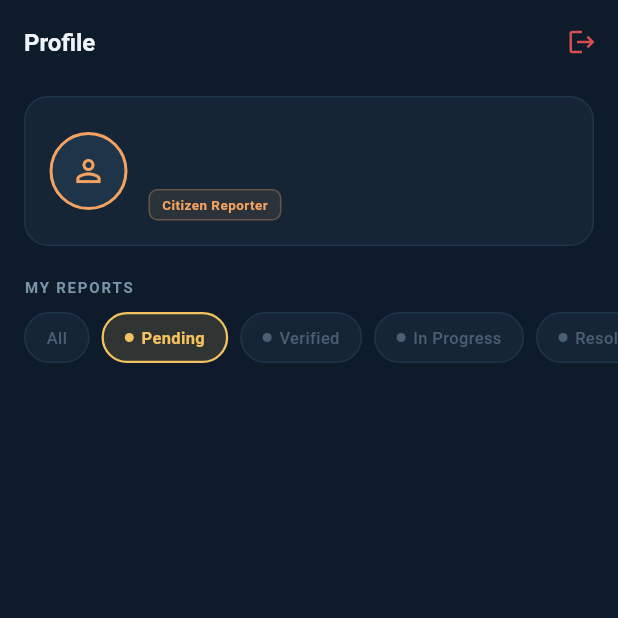
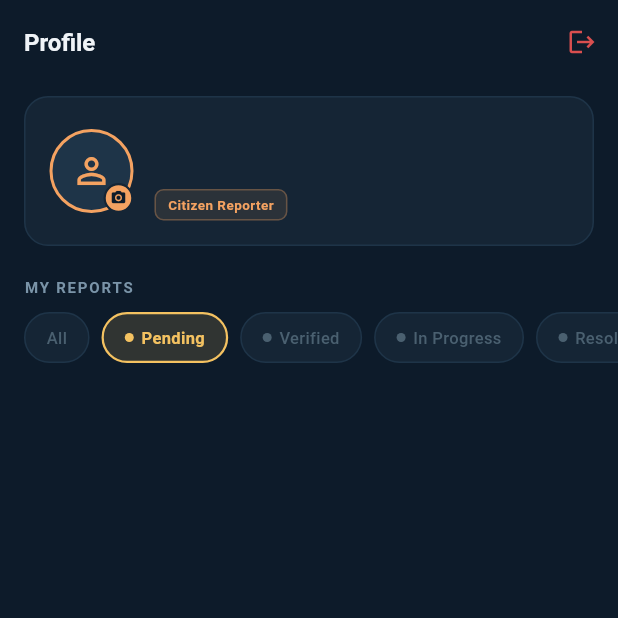
Before and after one commit to earlyabarquez/bantay_daan, a Flutter app: the ProfileScreen screen opened directly, after a tap on "Pending", on a phone screen of 412 x 824 dp, the top half of it. Run offline on Flutter 3.47's test engine with Material 3 defaults, Android fonts, the phone set to English and light mode, and no system bars; our stand-ins replace cloud_firestore, firebase_auth, firebase_core, flutter_map, geocoding, geolocator and 2 more; accounts and stored records are empty; Roboto replaces fonts that are missing (DMSans).

Commit message:
feat: Add upload profile picture

```diff
--- a/lib/screens/profile_screen.dart
+++ b/lib/screens/profile_screen.dart
@@ -1,6 +1,10 @@
+import 'dart:io';
 import 'package:flutter/material.dart';
 import 'package:firebase_auth/firebase_auth.dart';
 import 'package:cloud_firestore/cloud_firestore.dart';
+import 'package:image_picker/image_picker.dart';
+import 'package:http/http.dart' as http;
+import 'dart:convert';
 import '../theme/app_theme.dart';
 import '../widgets/report_card.dart';
 import 'login_screen.dart';
@@ -22,6 +26,9 @@ const _filterColors = {
   'Resolved': Color(0xFF61F4A2),
 };
 
+const _cloudinaryCloudName = 'YOUR_CLOUD_NAME';
+const _cloudinaryUploadPreset = 'YOUR_UPLOAD_PRESET';
+
 class ProfileScreen extends StatefulWidget {
   const ProfileScreen({super.key});
 
@@ -31,6 +38,91 @@ class ProfileScreen extends StatefulWidget {
 
 class _ProfileScreenState extends State<ProfileScreen> {
   String _activeFilter = 'All';
+  bool _uploadingPhoto = false;
+  String? _photoUrl;
+  String? _userName;
+
+  @override
+  void initState() {
+    super.initState();
+    _loadUserData();
+  }
+
+  Future<void> _loadUserData() async {
+    final user = FirebaseAuth.instance.currentUser;
+    if (user == null) return;
+    final doc = await FirebaseFirestore.instance
+        .collection('users')
+        .doc(user.uid)
+        .get();
+    final data = doc.data();
+    if (data != null && mounted) {
+      setState(() {
+        _photoUrl = data['photoUrl'];
+        _userName = data['name'] ?? user.displayName ?? 'Citizen';
+      });
+    }
+  }
+
+  Future<void> _changePhoto() async {
+    final picker = ImagePicker();
+    final picked = await picker.pickImage(
+      source: ImageSource.gallery,
+      imageQuality: 75,
+      maxWidth: 512,
+    );
+    if (picked == null) return;
+
+    setState(() => _uploadingPhoto = true);
+
+    try {
+      final user = FirebaseAuth.instance.currentUser!;
+      final uri = Uri.parse(
+          'https://api.cloudinary.com/v1_1/$_cloudinaryCloudName/image/upload');
+
+      final request = http.MultipartRequest('POST', uri)
+        ..fields['upload_preset'] = _cloudinaryUploadPreset
+        ..fields['public_id'] = 'bantay_daan/users/${user.uid}'
+        ..files.add(await http.MultipartFile.fromPath('file', picked.path));
+
+      final response = await request.send();
+      final body = jsonDecode(await response.stream.bytesToString());
+
+      if (response.statusCode == 200) {
+        final photoUrl = body['secure_url'] as String;
+
+        await FirebaseFirestore.instance
+            .collection('users')
+            .doc(user.uid)
+            .set({'photoUrl': photoUrl}, SetOptions(merge: true));
+
+        if (mounted) {
+          setState(() => _photoUrl = photoUrl);
+          ScaffoldMessenger.of(context).showSnackBar(
+            const SnackBar(
+              content: Text('Profile photo updated!'),
+              backgroundColor: AppColors.amber,
+              behavior: SnackBarBehavior.floating,
+            ),
+          );
+        }
+      } else {
+        throw Exception(body['error']?['message'] ?? 'Upload failed');
+      }
+    } catch (e) {
+      if (mounted) {
+        ScaffoldMessenger.of(context).showSnackBar(
+          SnackBar(
+            content: Text('Failed to upload photo: $e'),
+            backgroundColor: const Color(0xFFD94F4F),
+            behavior: SnackBarBehavior.floating,
+          ),
+        );
+      }
+    } finally {
+      if (mounted) setState(() => _uploadingPhoto = false);
+    }
+  }
 
   Future<void> _confirmLogout() async {
     final confirm = await showDialog<bool>(
@@ -99,17 +191,10 @@ class _ProfileScreenState extends State<ProfileScreen> {
           ),
         ],
       ),
-      body: FutureBuilder<DocumentSnapshot>(
-        future:
-            FirebaseFirestore.instance.collection('users').doc(user.uid).get(),
-        builder: (context, userSnap) {
-          final userData = userSnap.data?.data() as Map<String, dynamic>?;
-          final name = userData?['name'] ?? user.displayName ?? 'Citizen';
-
-          return Column(
+      body: Column(
         crossAxisAlignment: CrossAxisAlignment.start,
         children: [
-              // ── Profile Card ──────────────────────────────────────────
+          // ── Profile Card ────────────────────────────────────────────
           Container(
             margin: const EdgeInsets.fromLTRB(16, 8, 16, 0),
             padding: const EdgeInsets.all(16),
@@ -119,27 +204,75 @@ class _ProfileScreenState extends State<ProfileScreen> {
               border: Border.all(color: AppColors.navyElevated),
             ),
             child: Row(children: [
+              // ── Avatar ────────────────────────────────────────────
+              Stack(
+                children: [
                   Container(
-                    width: 52,
-                    height: 52,
+                    width: 56,
+                    height: 56,
                     decoration: BoxDecoration(
                       color: AppColors.navyElevated,
                       shape: BoxShape.circle,
                       border: Border.all(color: AppColors.amber, width: 2),
                     ),
-                    child: const Icon(Icons.person_outline,
-                        color: AppColors.amber, size: 24),
+                    child: ClipOval(
+                      child: _uploadingPhoto
+                          ? const Center(
+                              child: SizedBox(
+                                width: 20,
+                                height: 20,
+                                child: CircularProgressIndicator(
+                                    color: AppColors.amber, strokeWidth: 2),
                               ),
+                            )
+                          : _photoUrl != null && _photoUrl!.isNotEmpty
+                              ? Image.network(
+                                  _photoUrl!,
+                                  fit: BoxFit.cover,
+                                  errorBuilder: (_, __, ___) => const Icon(
+                                      Icons.person_outline,
+                                      color: AppColors.amber,
+                                      size: 28),
+                                )
+                              : const Icon(Icons.person_outline,
+                                  color: AppColors.amber, size: 28),
+                    ),
+                  ),
+                  Positioned(
+                    bottom: 0,
+                    right: 0,
+                    child: GestureDetector(
+                      onTap: _uploadingPhoto ? null : _changePhoto,
+                      child: Container(
+                        width: 20,
+                        height: 20,
+                        decoration: BoxDecoration(
+                          color: AppColors.amber,
+                          shape: BoxShape.circle,
+                          border: Border.all(
+                              color: AppColors.navySurface, width: 1.5),
+                        ),
+                        child: const Icon(Icons.camera_alt,
+                            color: AppColors.navyDeep, size: 11),
+                      ),
+                    ),
+                  ),
+                ],
+              ),
+
               const SizedBox(width: 14),
+
               Expanded(
                 child: Column(
                   crossAxisAlignment: CrossAxisAlignment.start,
                   children: [
-                        Text(name,
+                    Text(
+                      _userName ?? user.displayName ?? 'Citizen',
                       style: const TextStyle(
                           fontSize: 15,
                           fontWeight: FontWeight.bold,
-                                color: AppColors.white)),
+                          color: AppColors.white),
+                    ),
                     const SizedBox(height: 2),
                     Text(user.email ?? '',
                         style: const TextStyle(
@@ -169,7 +302,7 @@ class _ProfileScreenState extends State<ProfileScreen> {
 
           const SizedBox(height: 20),
 
-              // ── Section Header ────────────────────────────────────────
+          // ── Section Header ──────────────────────────────────────────
           const Padding(
             padding: EdgeInsets.symmetric(horizontal: 16),
             child: Text('MY REPORTS',
@@ -182,7 +315,7 @@ class _ProfileScreenState extends State<ProfileScreen> {
 
           const SizedBox(height: 10),
 
-              // ── Filter Chips ──────────────────────────────────────────
+          // ── Filter Chips ────────────────────────────────────────────
           SizedBox(
             height: 34,
             child: ListView.separated(
@@ -198,8 +331,8 @@ class _ProfileScreenState extends State<ProfileScreen> {
                   onTap: () => setState(() => _activeFilter = f),
                   child: AnimatedContainer(
                     duration: const Duration(milliseconds: 180),
-                        padding: const EdgeInsets.symmetric(
-                            horizontal: 14, vertical: 7),
+                    padding:
+                        const EdgeInsets.symmetric(horizontal: 14, vertical: 7),
                     decoration: BoxDecoration(
                       color: isActive
                           ? color.withValues(alpha: 0.15)
@@ -227,9 +360,8 @@ class _ProfileScreenState extends State<ProfileScreen> {
                         Text(f,
                             style: TextStyle(
                               fontSize: 11,
-                                  fontWeight: isActive
-                                      ? FontWeight.w700
-                                      : FontWeight.w500,
+                              fontWeight:
+                                  isActive ? FontWeight.w700 : FontWeight.w500,
                               color: isActive ? color : AppColors.inactive,
                             )),
                       ],
@@ -242,7 +374,7 @@ class _ProfileScreenState extends State<ProfileScreen> {
 
           const SizedBox(height: 12),
 
-              // ── Reports List ──────────────────────────────────────────
+          // ── Reports List ────────────────────────────────────────────
           Expanded(
             child: StreamBuilder<QuerySnapshot>(
               stream: FirebaseFirestore.instance
@@ -258,8 +390,8 @@ class _ProfileScreenState extends State<ProfileScreen> {
                 if (snap.hasError) {
                   return const Center(
                       child: Text('Error loading reports.',
-                              style: TextStyle(
-                                  color: AppColors.muted, fontSize: 13)));
+                          style:
+                              TextStyle(color: AppColors.muted, fontSize: 13)));
                 }
 
                 var docs = snap.data?.docs ?? [];
@@ -314,8 +446,6 @@ class _ProfileScreenState extends State<ProfileScreen> {
             ),
           ),
         ],
-          );
-        },
       ),
     );
   }
```
Also changed, not shown: 1 other file. Lines whose indentation alone changed are shown as unchanged.
